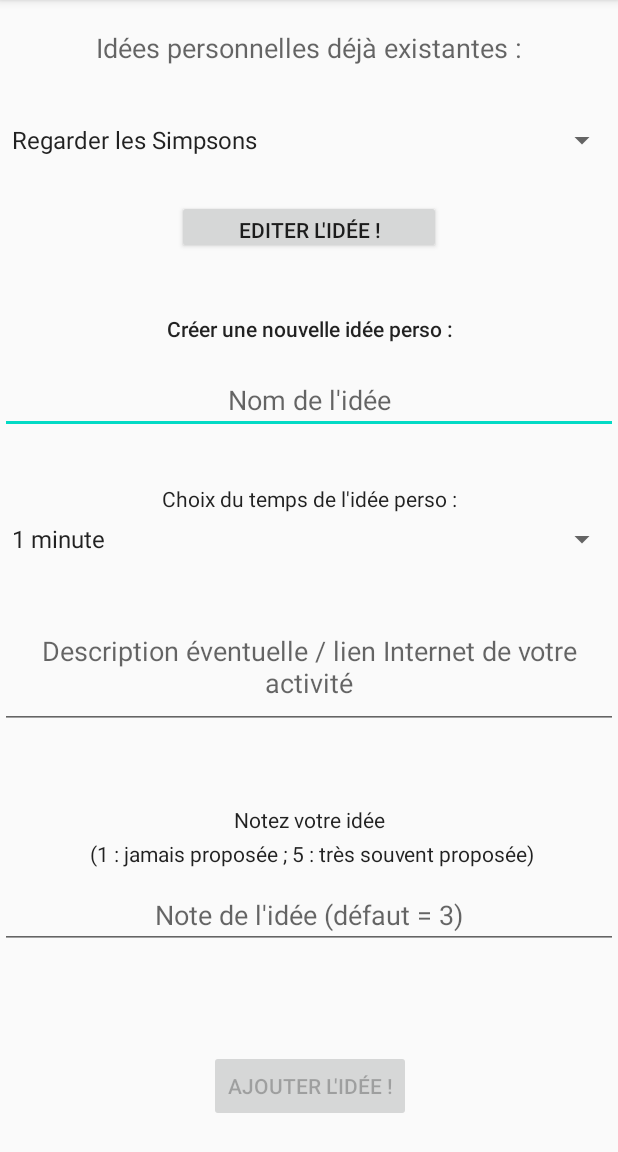
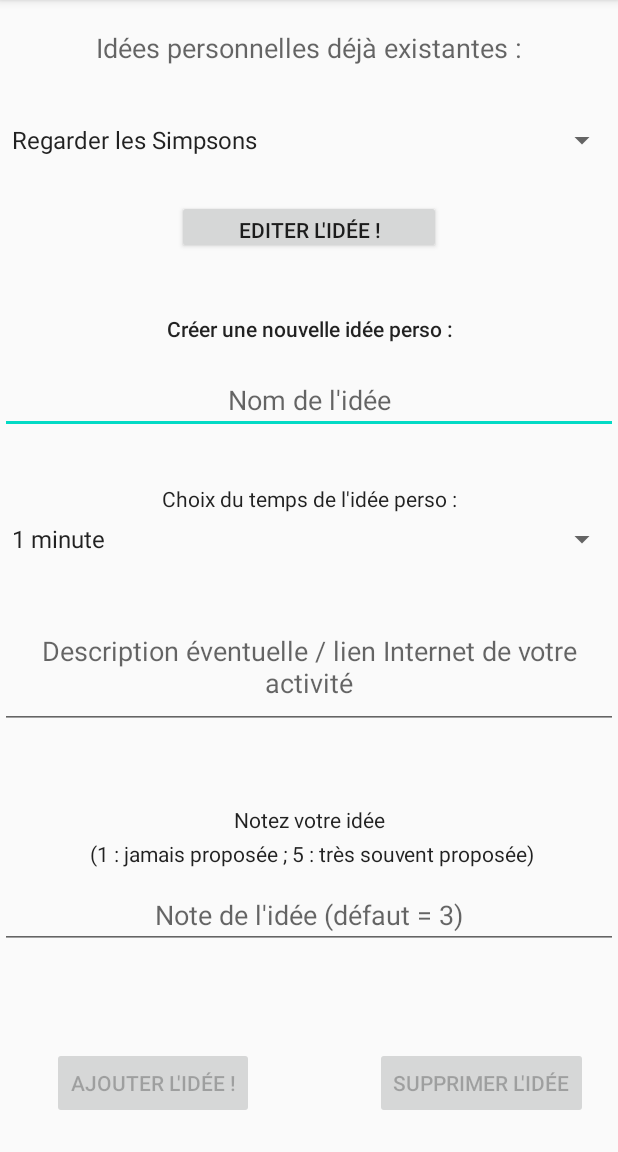
Before and after one commit to thomasNah/Timator_3000, an Android app: the GererPersoActivity screen opened directly, with no data from a screen before it, on a phone screen of 412 x 824 dp, the part 84-1236 px from its top. Run offline under Robolectric (Android 15) with nearby library versions, the light colour scheme and no system bars.

Commit message:
gererPerso

```diff
--- a/app/src/main/java/fr/ecam/color/timator_3000/GererPersoActivity.java
+++ b/app/src/main/java/fr/ecam/color/timator_3000/GererPersoActivity.java
@@ -18,6 +18,7 @@ public class GererPersoActivity extends AppCompatActivity implements AdapterView
     private Spinner spinnerIdeeDejaExistantes;
     private Button editerIdee;
     private Button creerNouvelleIdeePerso;
+    private Button supprIdeePerso;
     private EditText inputNomIdee;
     private Spinner spinnerChoixTempsActivity;
     private EditText inputDescription;
@@ -25,7 +26,9 @@ public class GererPersoActivity extends AppCompatActivity implements AdapterView
 
     private boolean userPutSomethingInNomIdee;
     private boolean userPutSomethingInDescription;
+
     private boolean creerNouvelleIdeePersoState;
+    private boolean supprIdeePersoState;
 
     @Override
     protected void onCreate(Bundle savedInstanceState) {
@@ -35,6 +38,7 @@ public class GererPersoActivity extends AppCompatActivity implements AdapterView
         spinnerIdeeDejaExistantes = findViewById(R.id.spinnerIdeeDejaExistantes);
         editerIdee = findViewById(R.id.editerIdee);
         creerNouvelleIdeePerso = findViewById(R.id.creerNouvelleIdeePerso);
+        supprIdeePerso = findViewById(R.id.supprIdeePerso);
         inputNomIdee = findViewById(R.id.inputNomIdee);
         spinnerChoixTempsActivity = findViewById(R.id.spinnerChoixTempsActivity);
         inputDescription = findViewById(R.id.inputDescription);
@@ -42,7 +46,9 @@ public class GererPersoActivity extends AppCompatActivity implements AdapterView
 
         //GERER ACTIVATION BOUTON creerNouvelleIdeePerso
         userPutSomethingInNomIdee = false;
+
         creerNouvelleIdeePersoState = false;
+        supprIdeePersoState = false;
 
 
         //SPINNER spinnerIdeeDejaExistantes
@@ -68,6 +74,7 @@ public class GererPersoActivity extends AppCompatActivity implements AdapterView
         super.onResume();
 
         creerNouvelleIdeePerso.setEnabled(creerNouvelleIdeePersoState);
+        supprIdeePerso.setEnabled(supprIdeePersoState);
 
         inputNomIdee.addTextChangedListener(new TextWatcher() {
             @Override
@@ -88,6 +95,8 @@ public class GererPersoActivity extends AppCompatActivity implements AdapterView
                 if(userPutSomethingInNomIdee){
                     creerNouvelleIdeePerso.setEnabled(true);
                     creerNouvelleIdeePersoState = true;
+                    supprIdeePerso.setEnabled(true);
+                    supprIdeePersoState = true;
                 }
 
                 else{
--- a/app/src/main/res/layout/activity_gerer_perso.xml
+++ b/app/src/main/res/layout/activity_gerer_perso.xml
@@ -68,12 +68,26 @@
         android:text="Ajouter l'idée !"
         app:layout_constraintBottom_toBottomOf="parent"
         app:layout_constraintEnd_toEndOf="parent"
-        app:layout_constraintHorizontal_bias="0.502"
+        app:layout_constraintHorizontal_bias="0.125"
         app:layout_constraintLeft_toLeftOf="parent"
         app:layout_constraintRight_toRightOf="parent"
         app:layout_constraintStart_toStartOf="parent"
         app:layout_constraintTop_toTopOf="parent"
-        app:layout_constraintVertical_bias="0.972" />
+        app:layout_constraintVertical_bias="0.969" />
+
+    <Button
+        android:id="@+id/supprIdeePerso"
+        android:layout_width="wrap_content"
+        android:layout_height="wrap_content"
+        android:text="Supprimer l'idée"
+        app:layout_constraintBottom_toBottomOf="parent"
+        app:layout_constraintEnd_toEndOf="parent"
+        app:layout_constraintHorizontal_bias="0.925"
+        app:layout_constraintLeft_toLeftOf="parent"
+        app:layout_constraintRight_toRightOf="parent"
+        app:layout_constraintStart_toStartOf="parent"
+        app:layout_constraintTop_toTopOf="parent"
+        app:layout_constraintVertical_bias="0.969" />
 
     <EditText
         android:id="@+id/inputNomIdee"
```
Also changed, not shown: app/src/main/java/fr/ecam/color/timator_3000/IdeeActivity.java (+11 -6 lines), app/src/main/res/layout/activity_idee.xml (+14 -3 lines).
